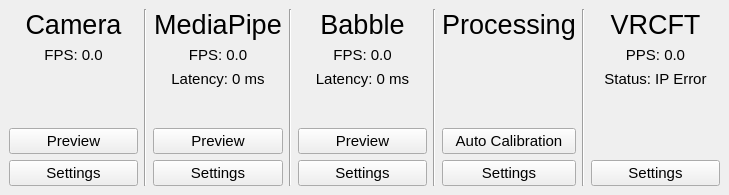
Old version of the form FoxyFace/src/ui/qtcreator/MainWindow.ui in the repository Jeka8833/FoxyFace.
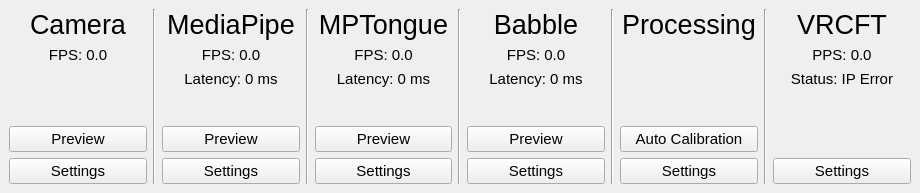
New version of the form.

Commit message: Integrate MediaPipeTongue pipeline, update UI and configs, refactor ONNX provider handling, and enhance settings options.

What changed in the file:
```diff
--- a/FoxyFace/src/ui/qtcreator/MainWindow.ui
+++ b/FoxyFace/src/ui/qtcreator/MainWindow.ui
@@ -6,8 +6,8 @@
    <rect>
     <x>0</x>
     <y>0</y>
-    <width>729</width>
-    <height>195</height>
+    <width>920</width>
+    <height>193</height>
    </rect>
   </property>
   <property name="windowTitle">
@@ -186,6 +186,99 @@
       </property>
      </widget>
     </item>
+    <item>
+     <layout class="QVBoxLayout" name="mediapipe_tongue_layout">
+      <item>
+       <widget class="QLabel" name="mediapipe_tongue_zone_lbl">
+        <property name="font">
+         <font>
+          <pointsize>20</pointsize>
+         </font>
+        </property>
+        <property name="text">
+         <string>MPTongue</string>
+        </property>
+        <property name="alignment">
+         <set>Qt::AlignmentFlag::AlignCenter</set>
+        </property>
+       </widget>
+      </item>
+      <item>
+       <widget class="QLabel" name="mediapipe_tongue_fps_lbl">
+        <property name="font">
+         <font>
+          <pointsize>11</pointsize>
+         </font>
+        </property>
+        <property name="text">
+         <string>FPS: 0.0</string>
+        </property>
+        <property name="alignment">
+         <set>Qt::AlignmentFlag::AlignCenter</set>
+        </property>
+       </widget>
+      </item>
+      <item>
+       <widget class="QLabel" name="mediapipe_tongue_latency_lbl">
+        <property name="font">
+         <font>
+          <pointsize>11</pointsize>
+         </font>
+        </property>
+        <property name="text">
+         <string>Latency: 0 ms</string>
+        </property>
+        <property name="alignment">
+         <set>Qt::AlignmentFlag::AlignCenter</set>
+        </property>
+       </widget>
+      </item>
+      <item>
+       <spacer name="verticalSpacer">
+        <property name="orientation">
+         <enum>Qt::Orientation::Vertical</enum>
+        </property>
+        <property name="sizeHint" stdset="0">
+         <size>
+          <width>20</width>
+          <height>40</height>
+         </size>
+        </property>
+       </spacer>
+      </item>
+      <item>
+       <widget class="QPushButton" name="open_mediapipe_tongue_preview_btn">
+        <property name="font">
+         <font>
+          <pointsize>11</pointsize>
+         </font>
+        </property>
+        <property name="text">
+         <string>Preview</string>
+        </property>
+       </widget>
+      </item>
+      <item>
+       <widget class="QPushButton" name="open_mediapipe_tongue_settings_btn">
+        <property name="font">
+         <font>
+          <pointsize>11</pointsize>
+         </font>
+        </property>
+        <property name="text">
+         <string>Settings</string>
+        </property>
+       </widget>
+      </item>
+     </layout>
+    </item>
+    <item>
+     <widget class="Line" name="line_5">
+      <property name="orientation">
+       <enum>Qt::Orientation::Vertical</enum>
+      </property>
+     </widget>
+    </item>
     <item>
      <layout class="QVBoxLayout" name="babble_vertical_layout">
       <item>
```
The commit also changes 20 other files.
